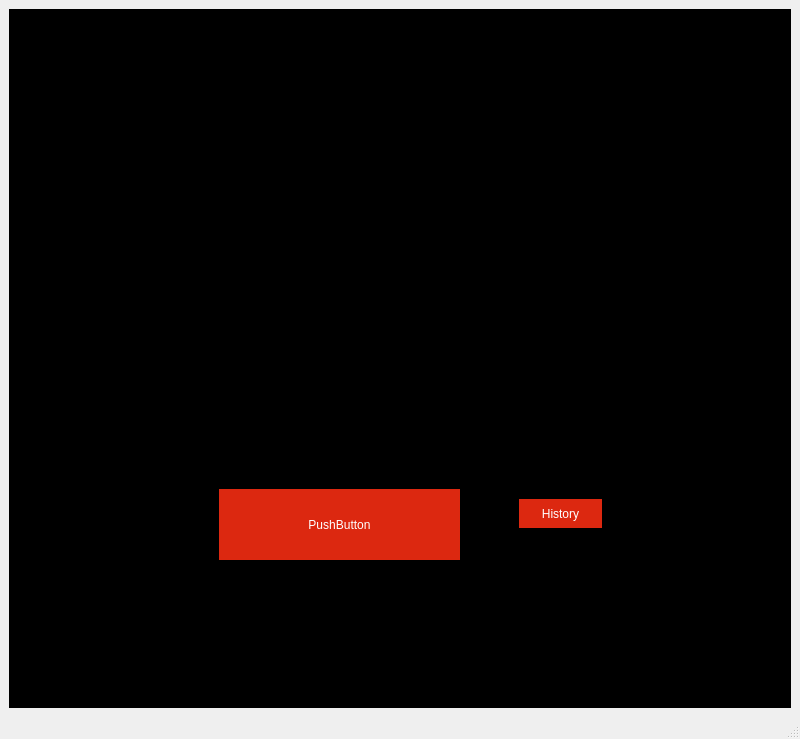
Qt form Log/mainwindow.ui (Ragab21/AI-XO) before a commit.
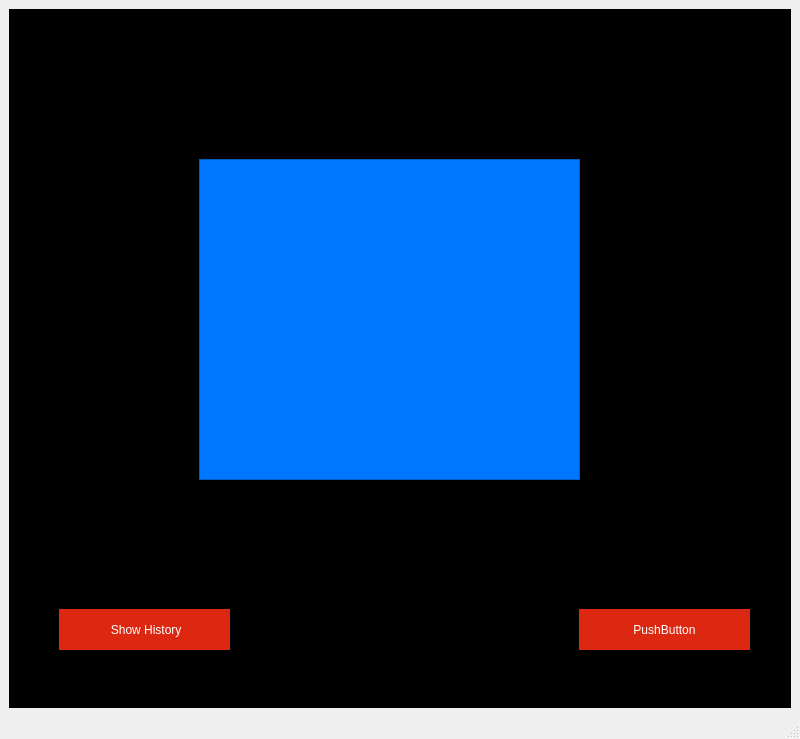
The same form after that commit.

Diff of the .ui file:
```diff
--- a/Log/mainwindow.ui
+++ b/Log/mainwindow.ui
@@ -646,13 +646,32 @@
        </layout>
       </widget>
       <widget class="QWidget" name="History_Page">
+       <widget class="QPushButton" name="pushButton_11">
+        <property name="geometry">
+         <rect>
+          <x>50</x>
+          <y>600</y>
+          <width>171</width>
+          <height>41</height>
+         </rect>
+        </property>
+        <property name="styleSheet">
+         <string notr="true">color: rgb(255, 255, 255);
+background-color: rgb(220, 40, 16);
+border: none;
+font: 14pt &quot;My Puma&quot;;</string>
+        </property>
+        <property name="text">
+         <string> Show History</string>
+        </property>
+       </widget>
        <widget class="QPushButton" name="pushButton">
         <property name="geometry">
          <rect>
-          <x>210</x>
-          <y>480</y>
-          <width>241</width>
-          <height>71</height>
+          <x>570</x>
+          <y>600</y>
+          <width>171</width>
+          <height>41</height>
          </rect>
         </property>
         <property name="styleSheet">
@@ -665,23 +684,17 @@
          <string>PushButton</string>
         </property>
        </widget>
-       <widget class="QPushButton" name="pushButton_11">
+       <widget class="QListView" name="History_Table">
         <property name="geometry">
          <rect>
-          <x>510</x>
-          <y>490</y>
-          <width>83</width>
-          <height>29</height>
+          <x>190</x>
+          <y>150</y>
+          <width>381</width>
+          <height>321</height>
          </rect>
         </property>
         <property name="styleSheet">
-         <string notr="true">color: rgb(255, 255, 255);
-background-color: rgb(220, 40, 16);
-border: none;
-font: 14pt &quot;My Puma&quot;;</string>
-        </property>
-        <property name="text">
-         <string>History</string>
+         <string notr="true">background-color: #07F </string>
         </property>
        </widget>
       </widget>
```
Left out of the diff: 4 changed lines with no effect on the pictures.
